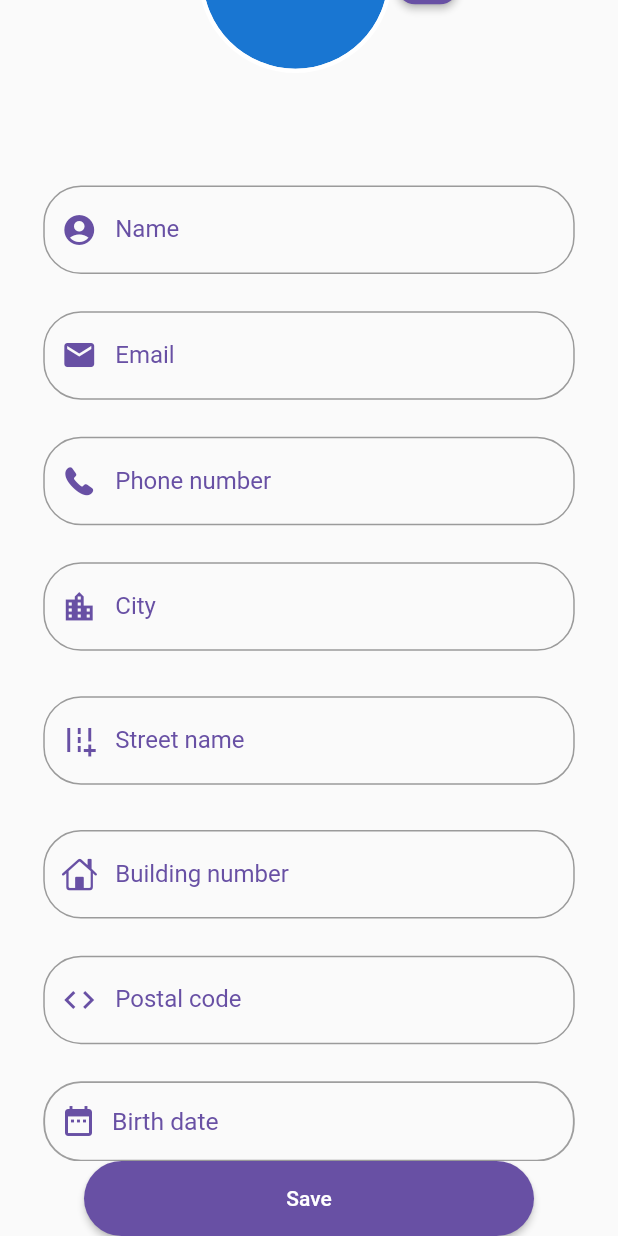
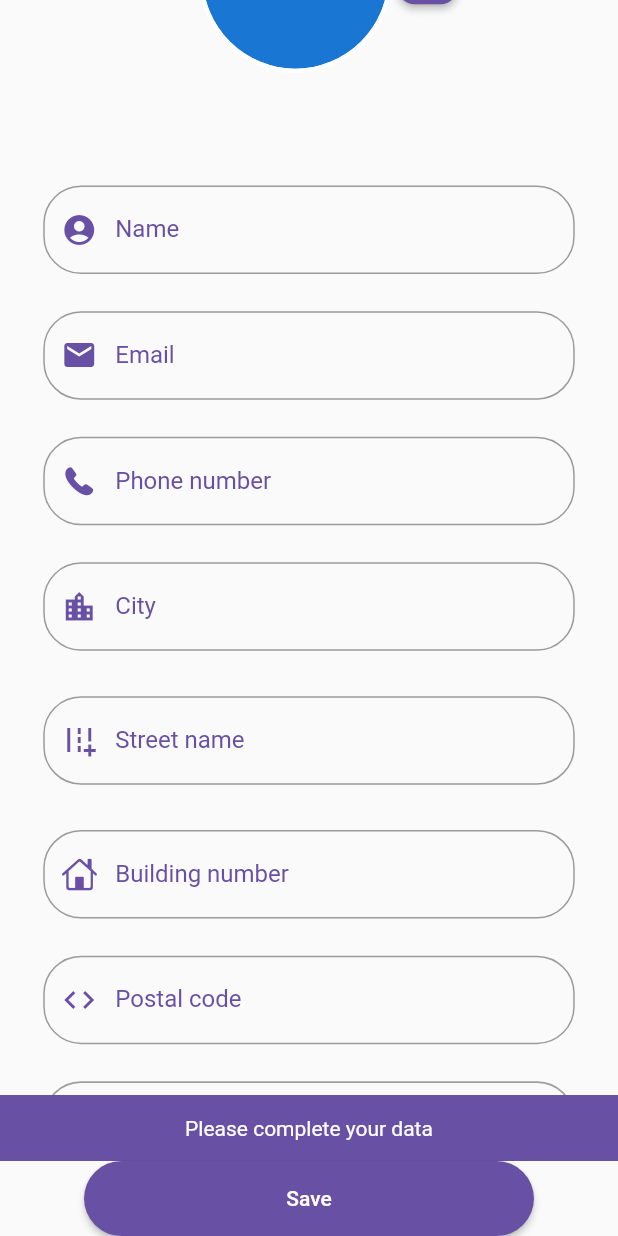
Before and after one commit to osamaOmrann/Mash-X, a Flutter app: the CompleteUserData screen opened directly, scrolled down 262 dp, after a tap on "Save", on a phone screen of 412 x 824 dp. Run offline on Flutter 3.47's test engine with Material 2 defaults, Android fonts, the light colour scheme and no system bars; drawn by our look-alikes of cached_network_image, rounded_loading_button; our stand-ins replace cloud_firestore, connectivity_plus, firebase_auth, firebase_core, firebase_storage, font_awesome_flutter and 5 more; accounts and stored records are empty; network calls fail.

Commit message:
Completing User Data ⏳

```diff
--- a/lib/main.dart
+++ b/lib/main.dart
@@ -1,6 +1,6 @@
 import 'package:firebase_core/firebase_core.dart';
 import 'package:flutter/material.dart';
-import 'package:mash/data_base/internet_provider.dart';
+import 'package:mash/helpers/internet_provider.dart';
 import 'package:mash/data_base/sign_in_provider.dart';
 import 'package:mash/firebase_options.dart';
 import 'package:mash/screens/splash_screen.dart';
--- /dev/null
+++ b/lib/models/my_user.dart
@@ -0,0 +1,48 @@
+class MyUser {
+  static const String collectionName = 'users';
+  String? uid, name, email, image_url, password, city, st_name, postal_code;
+  int? phone_number, birth_date, building_number;
+
+  MyUser(
+      {this.uid,
+      this.name,
+      this.email,
+      this.image_url,
+      this.password,
+      this.phone_number,
+      this.birth_date,
+      this.city,
+      this.st_name,
+      this.building_number,
+      this.postal_code});
+
+  MyUser.fromFireStore(Map<String, dynamic> data)
+      : this(
+            uid: data['uid'],
+            name: data['name'],
+            email: data['email'],
+            image_url: data['image_url'],
+            password: data['password'],
+            phone_number: data['phone_number'],
+            birth_date: data['birth_date'],
+            city: data['city'],
+            st_name: data['st_name'],
+            building_number: data['building_number'],
+            postal_code: data['postal_code']);
+
+  Map<String, dynamic> toFireStore() {
+    return {
+      'uid': uid,
+      'name': name,
+      'email': email,
+      'image_url': image_url,
+      'password': password,
+      'phone_number': phone_number,
+      'birth_date': birth_date,
+      'city': city,
+      'st_name': st_name,
+      'building_number': building_number,
+      'postal_code': postal_code
+    };
+  }
+}
--- a/lib/screens/auth/login_screen.dart
+++ b/lib/screens/auth/login_screen.dart
@@ -1,7 +1,7 @@
 import 'package:firebase_auth/firebase_auth.dart';
 import 'package:flutter/material.dart';
 import 'package:font_awesome_flutter/font_awesome_flutter.dart';
-import 'package:mash/data_base/internet_provider.dart';
+import 'package:mash/helpers/internet_provider.dart';
 import 'package:mash/data_base/sign_in_provider.dart';
 import 'package:mash/helpers/next_screen.dart';
 import 'package:mash/helpers/snack_bar.dart';
--- a/lib/screens/auth/phone_auth_screen.dart
+++ b/lib/screens/auth/phone_auth_screen.dart
@@ -2,7 +2,7 @@ import 'dart:developer';
 import 'package:firebase_auth/firebase_auth.dart';
 import 'package:flutter/material.dart';
 import 'package:intl_phone_field/intl_phone_field.dart';
-import 'package:mash/data_base/internet_provider.dart';
+import 'package:mash/helpers/internet_provider.dart';
 import 'package:mash/data_base/sign_in_provider.dart';
 import 'package:mash/helpers/next_screen.dart';
 import 'package:mash/helpers/snack_bar.dart';
--- a/lib/screens/auth/register_screen.dart
+++ b/lib/screens/auth/register_screen.dart
@@ -1,7 +1,7 @@
 import 'package:firebase_auth/firebase_auth.dart';
 import 'package:flutter/material.dart';
 import 'package:font_awesome_flutter/font_awesome_flutter.dart';
-import 'package:mash/data_base/internet_provider.dart';
+import 'package:mash/helpers/internet_provider.dart';
 import 'package:mash/data_base/sign_in_provider.dart';
 import 'package:mash/helpers/next_screen.dart';
 import 'package:mash/helpers/snack_bar.dart';
@@ -355,6 +355,7 @@ class _RegisterScreenState extends State<RegisterScreen> {
             context,
             'The email address is already in use by another account',
             basicColor);
+      if(error.toString().contains('badly formatted')) openSnackBar(context, 'Enter a valid email address', basicColor);
       else
         openSnackBar(context, error.toString(), basicColor);
       registerController.reset();
--- a/lib/screens/complete_user_date.dart
+++ b/lib/screens/complete_user_date.dart
@@ -7,9 +7,11 @@ import 'package:image_picker/image_picker.dart';
 import 'package:mash/data_base/data_base.dart';
 import 'package:mash/data_base/sign_in_provider.dart';
 import 'package:mash/helpers/next_screen.dart';
+import 'package:mash/helpers/snack_bar.dart';
 import 'package:mash/helpers/validation_utils.dart';
 import 'package:mash/main.dart';
 import 'package:mash/screens/auth/login_screen.dart';
+import 'package:mash/screens/home_screen.dart';
 import 'package:provider/provider.dart';
 import 'package:rounded_loading_button/rounded_loading_button.dart';
 
@@ -21,20 +23,48 @@ class CompleteUserData extends StatefulWidget {
 class _CompleteUserDataState extends State<CompleteUserData> {
   String? _picked_image;
   String image = '';
+  TextEditingController phoneController = TextEditingController();
   TextEditingController nameController = TextEditingController();
   TextEditingController emailController = TextEditingController();
-  TextEditingController buldingController = TextEditingController();
+  TextEditingController buildingController = TextEditingController();
   TextEditingController postalCodeController = TextEditingController();
-  TextEditingController phoneController = TextEditingController();
   TextEditingController cityController = TextEditingController();
   TextEditingController stController = TextEditingController();
-  RoundedLoadingButtonController saveController = RoundedLoadingButtonController();
+  RoundedLoadingButtonController saveController =
+      RoundedLoadingButtonController();
   final GlobalKey<ScaffoldState> _scaffoldKey = GlobalKey<ScaffoldState>();
+  GlobalKey<FormState> _formKey = GlobalKey();
 
   Future getData() async {
     final sp = context.read<SignInProvider>();
     sp.getDataFromSharedPreferences();
     image = sp.imageUrl!;
+    phoneController = TextEditingController(
+        text: (sp.phoneNumber == null ||
+                sp.phoneNumber == 'null' ||
+                sp.phoneNumber == '')
+            ? ''
+            : sp.phoneNumber);
+    nameController = TextEditingController(text: sp.name ?? '');
+    emailController = TextEditingController(text: sp.email ?? '');
+    buildingController = TextEditingController(
+        text: (sp.buildingNumber == null || sp.buildingNumber == 0)
+            ? ''
+            : sp.buildingNumber?.toString());
+    postalCodeController = TextEditingController(
+        text: (sp.postalCode == 'null' ||
+                sp.postalCode == null ||
+                sp.postalCode == '')
+            ? ''
+            : sp.postalCode);
+    cityController = TextEditingController(
+        text: (sp.city == 'null' || sp.city == null || sp.city == '')
+            ? ''
+            : sp.city);
+    stController = TextEditingController(
+        text: (sp.stName == 'null' || sp.stName == null || sp.stName == '')
+            ? ''
+            : sp.stName);
   }
 
   @override
@@ -95,7 +125,8 @@ class _CompleteUserDataState extends State<CompleteUserData> {
                               filterQuality: FilterQuality.high,
                               imageUrl: image,
                               fit: BoxFit.cover,
-                              errorWidget: (context, url, error) => CircleAvatar(
+                              errorWidget: (context, url, error) =>
+                                  CircleAvatar(
                                 child: Icon(CupertinoIcons.person_alt),
                               ),
                             ),
@@ -161,7 +192,8 @@ class _CompleteUserDataState extends State<CompleteUserData> {
                                       color: Colors.white, width: width * .007),
                                   borderRadius: BorderRadius.circular(width)),
                               child: ClipRRect(
-                                borderRadius: BorderRadius.circular(height * .1),
+                                borderRadius:
+                                    BorderRadius.circular(height * .1),
                                 child: Image.file(
                                   File(_picked_image!),
                                   width: height * .15,
@@ -176,7 +208,8 @@ class _CompleteUserDataState extends State<CompleteUserData> {
                                       color: Colors.white, width: width * .007),
                                   borderRadius: BorderRadius.circular(width)),
                               child: ClipRRect(
-                                borderRadius: BorderRadius.circular(height * .1),
+                                borderRadius:
+                                    BorderRadius.circular(height * .1),
                                 child: CachedNetworkImage(
                                   width: height * .15,
                                   height: height * .15,
@@ -217,17 +250,19 @@ class _CompleteUserDataState extends State<CompleteUserData> {
               ),
               Text(
                 sp.name ?? '',
-                style:
-                    TextStyle(fontWeight: FontWeight.bold, fontSize: width * .05),
+                style: TextStyle(
+                    fontWeight: FontWeight.bold, fontSize: width * .05),
               ),
               SizedBox(
                 height: height * .05,
               ),
               Padding(
                 padding: EdgeInsets.symmetric(horizontal: width * .07),
+                child: Form(
+                  key: _formKey,
                   child: Column(
                     children: [
-                    /*if(sp.name == null || sp.name!.trim().isEmpty) */ TextFormField(
+                      TextFormField(
                         controller: nameController,
                         validator: (text) {
                           if (text == null || text.trim().isEmpty) {
@@ -244,17 +279,19 @@ class _CompleteUserDataState extends State<CompleteUserData> {
                           focusColor: Color(0xff6850a4),
                           focusedBorder: OutlineInputBorder(
                               borderSide: BorderSide(color: Color(0xff6850a4)),
-                            borderRadius: BorderRadius.circular(width * .061)),
+                              borderRadius:
+                                  BorderRadius.circular(width * .061)),
                           labelText: 'Name',
                           border: OutlineInputBorder(
                               borderSide: BorderSide(),
-                            borderRadius: BorderRadius.circular(width * .061)),
+                              borderRadius:
+                                  BorderRadius.circular(width * .061)),
                         ),
                       ),
-                    /*if(sp.name == null || sp.name!.trim().isEmpty) */ SizedBox(
+                      SizedBox(
                         height: height * .03,
                       ),
-                    /*if(sp.email == null || sp.email!.trim().isEmpty)*/ TextFormField(
+                      TextFormField(
                         controller: emailController,
                         validator: (text) {
                           if (text == null || text.trim().isEmpty) {
@@ -274,17 +311,19 @@ class _CompleteUserDataState extends State<CompleteUserData> {
                           focusColor: Color(0xff6850a4),
                           focusedBorder: OutlineInputBorder(
                               borderSide: BorderSide(color: Color(0xff6850a4)),
-                            borderRadius: BorderRadius.circular(width * .061)),
+                              borderRadius:
+                                  BorderRadius.circular(width * .061)),
                           labelText: 'Email',
                           border: OutlineInputBorder(
                               borderSide: BorderSide(),
-                            borderRadius: BorderRadius.circular(width * .061)),
+                              borderRadius:
+                                  BorderRadius.circular(width * .061)),
                         ),
                       ),
-                    /*if(sp.email == null || sp.email!.trim().isEmpty)*/ SizedBox(
+                      SizedBox(
                         height: height * .03,
                       ),
-                    /*if(sp.phoneNumber == null || sp.phoneNumber!.trim().isEmpty)*/ TextFormField(
+                      TextFormField(
                         controller: phoneController,
                         validator: (text) {
                           if (text == null || text.trim().isEmpty) {
@@ -308,17 +347,19 @@ class _CompleteUserDataState extends State<CompleteUserData> {
                           focusColor: basicColor,
                           focusedBorder: OutlineInputBorder(
                               borderSide: BorderSide(color: basicColor),
-                            borderRadius: BorderRadius.circular(width * .061)),
+                              borderRadius:
+                                  BorderRadius.circular(width * .061)),
                           labelText: 'Phone number',
                           border: OutlineInputBorder(
                               borderSide: BorderSide(),
-                            borderRadius: BorderRadius.circular(width * .061)),
+                              borderRadius:
+                                  BorderRadius.circular(width * .061)),
                         ),
                       ),
-                    /*if(sp.phoneNumber == null || sp.phoneNumber!.trim().isEmpty)*/ SizedBox(
+                      SizedBox(
                         height: height * .03,
                       ),
-                    /*if(sp.city == null || sp.city!.trim().isEmpty)*/ TextFormField(
+                      TextFormField(
                         controller: cityController,
                         validator: (text) {
                           if (text == null || text.trim().isEmpty) {
@@ -338,17 +379,19 @@ class _CompleteUserDataState extends State<CompleteUserData> {
                           focusColor: basicColor,
                           focusedBorder: OutlineInputBorder(
                               borderSide: BorderSide(color: Color(0xff6850a4)),
-                            borderRadius: BorderRadius.circular(width * .061)),
+                              borderRadius:
+                                  BorderRadius.circular(width * .061)),
                           labelText: 'City',
                           border: OutlineInputBorder(
                               borderSide: BorderSide(),
-                            borderRadius: BorderRadius.circular(width * .061)),
+                              borderRadius:
+                                  BorderRadius.circular(width * .061)),
                         ),
                       ),
-                    /*if(sp.city == null || sp.city!.trim().isEmpty)*/ SizedBox(
+                      SizedBox(
                         height: height * .01,
                       ),
-                    /*if(sp.stName == null || sp.stName!.trim().isEmpty)*/ TextFormField(
+                      TextFormField(
                         controller: stController,
                         validator: (text) {
                           if (text == null || text.trim().isEmpty) {
@@ -368,18 +411,20 @@ class _CompleteUserDataState extends State<CompleteUserData> {
                           focusColor: basicColor,
                           focusedBorder: OutlineInputBorder(
                               borderSide: BorderSide(color: basicColor),
-                            borderRadius: BorderRadius.circular(width * .061)),
+                              borderRadius:
+                                  BorderRadius.circular(width * .061)),
                           labelText: 'Street name',
                           border: OutlineInputBorder(
                               borderSide: BorderSide(),
-                            borderRadius: BorderRadius.circular(width * .061)),
+                              borderRadius:
+                                  BorderRadius.circular(width * .061)),
                         ),
                       ),
-                    /*if(sp.stName == null || sp.stName!.trim().isEmpty)*/ SizedBox(
+                      SizedBox(
                         height: height * .01,
                       ),
-                    /*if(sp.buildingNumber == null)*/ TextFormField(
-                      controller: buldingController,
+                      TextFormField(
+                        controller: buildingController,
                         validator: (text) {
                           if (text == null || text.trim().isEmpty) {
                             return 'Please enter your building number';
@@ -399,17 +444,19 @@ class _CompleteUserDataState extends State<CompleteUserData> {
                           focusColor: basicColor,
                           focusedBorder: OutlineInputBorder(
                               borderSide: BorderSide(color: basicColor),
-                            borderRadius: BorderRadius.circular(width * .061)),
+                              borderRadius:
+                                  BorderRadius.circular(width * .061)),
                           labelText: 'Building number',
                           border: OutlineInputBorder(
                               borderSide: BorderSide(),
-                            borderRadius: BorderRadius.circular(width * .061)),
+                              borderRadius:
+                                  BorderRadius.circular(width * .061)),
                         ),
                       ),
-                    /*if(sp.buildingNumber == null)*/ SizedBox(
+                      SizedBox(
                         height: height * .03,
                       ),
-                    /*if(sp.postalCode == null || sp.postalCode!.trim().isEmpty)*/ TextFormField(
+                      TextFormField(
                         controller: postalCodeController,
                         validator: (text) {
                           if (text == null || text.trim().isEmpty) {
@@ -426,28 +473,32 @@ class _CompleteUserDataState extends State<CompleteUserData> {
                           focusColor: basicColor,
                           focusedBorder: OutlineInputBorder(
                               borderSide: BorderSide(color: basicColor),
-                            borderRadius: BorderRadius.circular(width * .061)),
+                              borderRadius:
+                                  BorderRadius.circular(width * .061)),
                           labelText: 'Postal code',
                           border: OutlineInputBorder(
                               borderSide: BorderSide(),
-                            borderRadius: BorderRadius.circular(width * .061)),
+                              borderRadius:
+                                  BorderRadius.circular(width * .061)),
                         ),
                       ),
-                    /*if(sp.postalCode == null || sp.postalCode!.trim().isEmpty)*/ SizedBox(
+                      SizedBox(
                         height: height * .03,
                       ),
-                    /*if(sp.birthDate == null)*/ GestureDetector(
+                      GestureDetector(
                         onTap: () {
                           showDateDialoge();
                         },
                         child: Container(
-                        padding: EdgeInsets.symmetric(horizontal: width * .025),
+                          padding:
+                              EdgeInsets.symmetric(horizontal: width * .025),
                           height: height * .065,
                           width: double.infinity,
                           decoration: BoxDecoration(
                               border: Border.all(
                                   color: Colors.grey, width: width * .003),
-                            borderRadius: BorderRadius.circular(width * .061)),
+                              borderRadius:
+                                  BorderRadius.circular(width * .061)),
                           child: Center(
                             child: Row(
                               children: [
@@ -473,6 +524,7 @@ class _CompleteUserDataState extends State<CompleteUserData> {
                     ],
                   ),
                 ),
+              ),
             ],
           ),
         ),
@@ -480,7 +532,33 @@ class _CompleteUserDataState extends State<CompleteUserData> {
       bottomNavigationBar: RoundedLoadingButton(
         controller: saveController,
         color: basicColor,
-        onPressed: () {},
+        onPressed: () {
+          if (sp.imageUrl ==
+              'https://cdn-icons-png.flaticon.com/512/149/149071.png') {
+            openSnackBar(context, 'Please insert your photo', basicColor);
+            saveController.reset();
+            return;
+          }
+          if (selectedDate == null || selectedDate == DateTime.now()) {
+            openSnackBar(context, 'Please complete your data', basicColor);
+            saveController.reset();
+            return;
+          }
+          if (_formKey.currentState!.validate()) {
+            DataBase.updateUserData(
+                DataBase.user.uid, 'name', nameController.text.trim());
+            DataBase.updateUserData(
+                DataBase.user.uid, 'email', emailController.text.trim());
+            DataBase.updateUserData(
+                DataBase.user.uid, 'email', emailController.text.trim());
+            saveController.success();
+            Future.delayed(Duration(seconds: 1));
+            nextScreenReplace(context, HomeScreen());
+          } else {
+            saveController.reset();
+            return;
+          }
+        },
         child: Text('Save'),
       ),
     );
```
Also changed, not shown: lib/data_base/data_base.dart (+18 -0 lines), lib/data_base/sign_in_provider.dart (+54 -38 lines), lib/screens/home_screen.dart (+5 -5 lines), lib/helpers/internet_provider.dart (renamed from lib/data_base/internet_provider.dart). Lines whose indentation alone changed are shown as unchanged.
